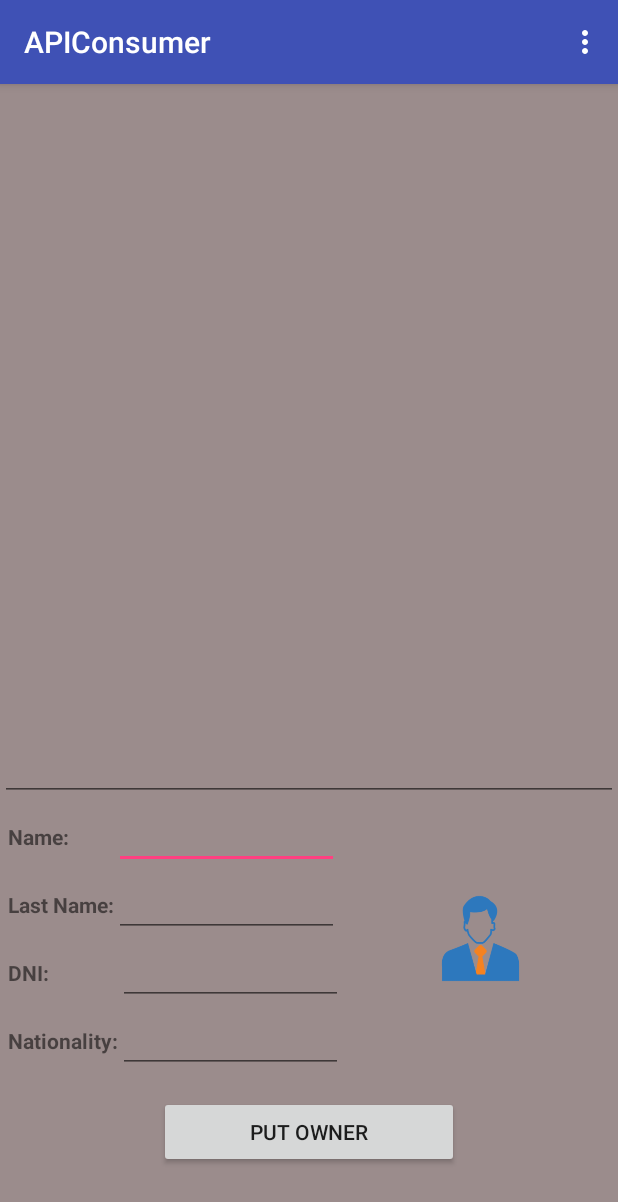
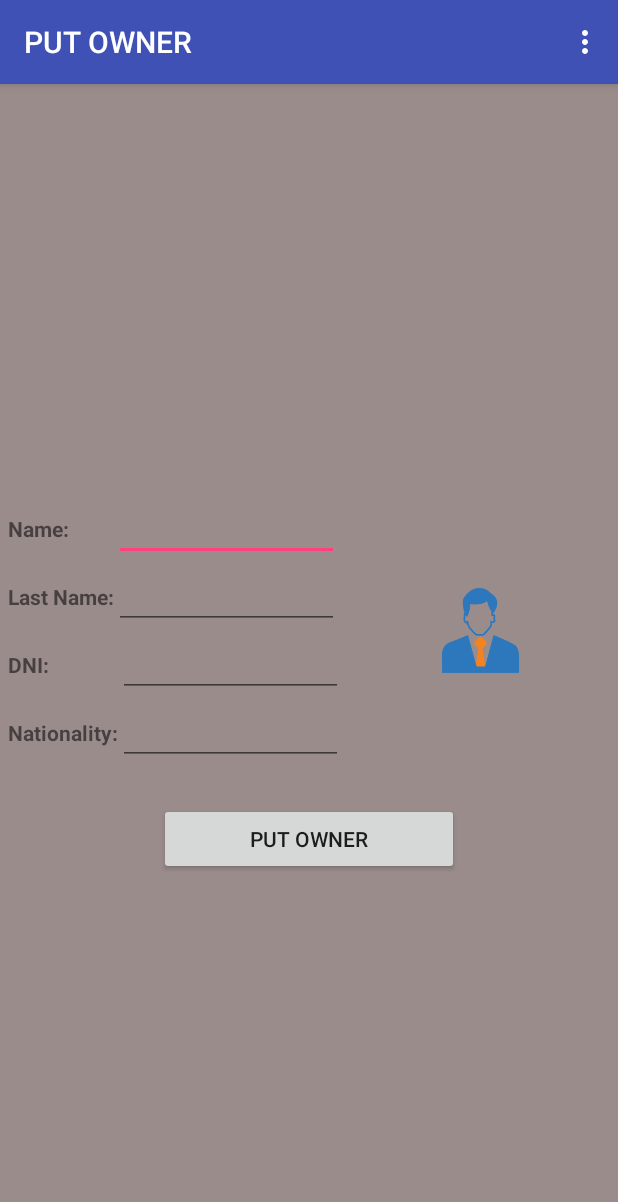
Before and after one commit to jiperez91/APIComsumer, an Android app: the MainActivityPUTOWNER screen opened directly, with no data from a screen before it, on a phone screen of 412 x 824 dp. Shown: the top 1202 px of the screen. Run offline under Robolectric (Android 15) with nearby library versions, the phone set to English and light mode, and no system bars; 1 statement that could not run was skipped.

Commit message:
Some fixes

```diff
--- a/app/src/main/java/com/example/jiperez/apiconsumer/About.java
+++ b/app/src/main/java/com/example/jiperez/apiconsumer/About.java
@@ -1,5 +1,4 @@
 package com.example.jiperez.apiconsumer;
-
 
 import android.os.Bundle;
 
--- a/app/src/main/java/com/example/jiperez/apiconsumer/MainActivity.java
+++ b/app/src/main/java/com/example/jiperez/apiconsumer/MainActivity.java
@@ -1,6 +1,7 @@
 package com.example.jiperez.apiconsumer;
 
 import android.content.Intent;
+import android.net.Uri;
 import android.support.v7.app.AppCompatActivity;
 import android.os.Bundle;
 import android.view.Menu;
@@ -9,7 +10,6 @@ import android.view.MenuItem;
 import android.view.View;
 import android.widget.EditText;
 import android.widget.Toast;
-
 
 @SuppressWarnings("ALL")
 public class MainActivity extends AppCompatActivity {
--- a/app/src/main/java/com/example/jiperez/apiconsumer/MainActivityGET.java
+++ b/app/src/main/java/com/example/jiperez/apiconsumer/MainActivityGET.java
@@ -27,7 +27,6 @@ import android.widget.Toast;
 
 @SuppressWarnings("ALL")
 public class MainActivityGET extends MainActivity {
-
     ListView lsvw;
 
     @Override
--- a/app/src/main/java/com/example/jiperez/apiconsumer/MainActivityPOSTCAR.java
+++ b/app/src/main/java/com/example/jiperez/apiconsumer/MainActivityPOSTCAR.java
@@ -30,7 +30,6 @@ import android.widget.Toast;
 
 @SuppressWarnings("ALL")
 public class MainActivityPOSTCAR extends MainActivity {
-
     EditText etMake, etModel, etYear, etPlate;
     Button btnPost;
     Car car;
--- a/app/src/main/java/com/example/jiperez/apiconsumer/MainActivityPOSTOWNER.java
+++ b/app/src/main/java/com/example/jiperez/apiconsumer/MainActivityPOSTOWNER.java
@@ -22,7 +22,6 @@ import android.widget.Toast;
 
 @SuppressWarnings("ALL")
 public class MainActivityPOSTOWNER extends MainActivity {
-
     EditText etName, etLastName, etDNI, etNationality;
     Button btnPost;
     Owner owner;
--- a/app/src/main/java/com/example/jiperez/apiconsumer/MainActivityPUTOWNER.java
+++ b/app/src/main/java/com/example/jiperez/apiconsumer/MainActivityPUTOWNER.java
@@ -6,6 +6,7 @@ import android.util.Log;
 import android.view.View;
 import android.widget.Button;
 import android.widget.EditText;
+import android.widget.TextView;
 import android.widget.Toast;
 
 import org.apache.http.HttpResponse;
@@ -26,7 +27,8 @@ import java.util.Iterator;
 
 @SuppressWarnings("ALL")
 public class MainActivityPUTOWNER extends MainActivity {
-    EditText etJson, etName, etLastName, etDNI, etNationality;
+    EditText etName, etLastName, etDNI, etNationality;
+    TextView tvJson;
     Button btnPost;
     Owner owner;
     private static final String TAG = "LOGGED:::MainActivity";
@@ -36,7 +38,7 @@ public class MainActivityPUTOWNER extends MainActivity {
         super.onCreate(savedInstanceState);
         setContentView(R.layout.activity_main_put_owner);
 
-        etJson = (EditText) findViewById(R.id.etJson);
+        tvJson = (TextView) findViewById(R.id.tvJson);
         etName = (EditText) findViewById(R.id.etName);
         etLastName = (EditText) findViewById(R.id.etLastName);
         etDNI = (EditText) findViewById(R.id.etDNI);
@@ -190,7 +192,7 @@ public class MainActivityPUTOWNER extends MainActivity {
             Toast.makeText(getBaseContext(), "Received!", Toast.LENGTH_LONG).show();
             try {
                 JSONObject jsonObject = new JSONObject(result);
-                etJson.setText("Name: " + jsonObject.getString("nombre") + "\n" + "Last Name: " + jsonObject.getString("apellido") + "\n" + "DNI: " + jsonObject.getString("dni") + "\n" + "Nationality: " + jsonObject.getString("nacionalidad"));
+                tvJson.setText("Name: " + jsonObject.getString("nombre") + "\n" + "Last Name: " + jsonObject.getString("apellido") + "\n" + "DNI: " + jsonObject.getString("dni") + "\n" + "Nationality: " + jsonObject.getString("nacionalidad"));
             } catch (JSONException e){
                 e.printStackTrace();
             }
--- a/app/src/main/res/layout/activity_about.xml
+++ b/app/src/main/res/layout/activity_about.xml
@@ -26,7 +26,7 @@
     <TextView
         android:layout_width="wrap_content"
         android:layout_height="wrap_content"
-        android:text="Copyright (c) 2016 Juan Ignacio Perez"
+        android:text="@string/about_author"
         android:layout_gravity="center"
         android:textStyle="bold|italic"
         android:textSize="20dp"
--- a/app/src/main/res/layout/activity_main_put_owner.xml
+++ b/app/src/main/res/layout/activity_main_put_owner.xml
@@ -6,18 +6,21 @@
     android:background="#9b8c8c"
     android:weightSum="1">
 
-    <EditText
-        android:id="@+id/etJson"
-        android:layout_width="match_parent"
-        android:layout_height="150dp"
+    <TextView
+        android:id="@+id/tvJson"
+        android:layout_width="wrap_content"
+        android:textAppearance="?android:attr/textAppearanceLarge"
+        android:layout_height="226dp"
         android:layout_alignParentTop="true"
-        android:focusable="false"
-        android:layout_weight="0.88"
-        android:textStyle="bold|normal|italic" />
+        android:layout_weight="0.10"
+        android:textStyle="bold|normal|italic"
+        android:layout_gravity="center"
+        android:layout_marginTop="20dp" />
 
     <RelativeLayout
         android:layout_width="match_parent"
-        android:layout_height="wrap_content">
+        android:layout_height="wrap_content"
+        android:layout_marginBottom="10dp">
 
         <TextView
             android:id="@+id/tvName"
@@ -108,6 +111,8 @@
         android:text="@string/PUT_OWNER"
         android:clickable="true"
         android:onClick="onClick"
+        android:layout_below="@+id/etNationality"
+        android:layout_centerHorizontal="true"
         android:layout_marginTop="15dp" />
 
 </LinearLayout>
--- a/app/src/main/res/values/strings.xml
+++ b/app/src/main/res/values/strings.xml
@@ -4,6 +4,6 @@
     <string name="POST_OWNER">POST OWNER</string>
     <string name="PUT_OWNER">PUT OWNER</string>
     <string name="PUT_CAR">PUT CAR</string>
-    <string name="about_author">Juan Ignacio Perez</string>
+    <string name="about_author">Copyright © 2016 Juan Ignacio Perez</string>
     <string name="app_description">APIConsumer is an android application made for consuming web services from a grails project called Cars.</string>
 </resources>
```
Also changed, not shown: app/src/main/AndroidManifest.xml (+17 -13 lines), app/src/main/java/com/example/jiperez/apiconsumer/MainActivityPUTCAR.java (+5 -4 lines), app/src/main/res/layout/activity_main_put_car.xml (+7 -5 lines).
